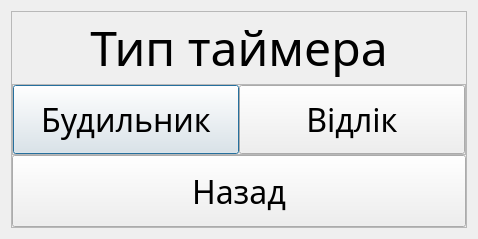
The window that 3 semester/OOOPLab2/addmenu.ui (NaturalStupidlty/uni) describes before a commit, drawn with Qt 5.
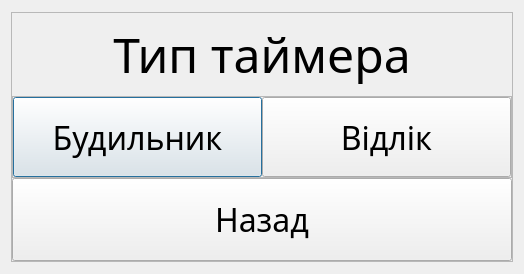
The same window after the commit.

```diff
--- a/3 semester/OOOPLab2/addmenu.ui
+++ b/3 semester/OOOPLab2/addmenu.ui
@@ -6,8 +6,8 @@
    <rect>
     <x>0</x>
     <y>0</y>
-    <width>478</width>
-    <height>239</height>
+    <width>524</width>
+    <height>274</height>
    </rect>
   </property>
   <property name="windowTitle">
@@ -16,6 +16,12 @@
   <layout class="QGridLayout" name="gridLayout">
    <item row="0" column="0">
     <widget class="QFrame" name="frame_2">
+     <property name="minimumSize">
+      <size>
+       <width>500</width>
+       <height>250</height>
+      </size>
+     </property>
      <property name="maximumSize">
       <size>
        <width>16777215</width>
```
